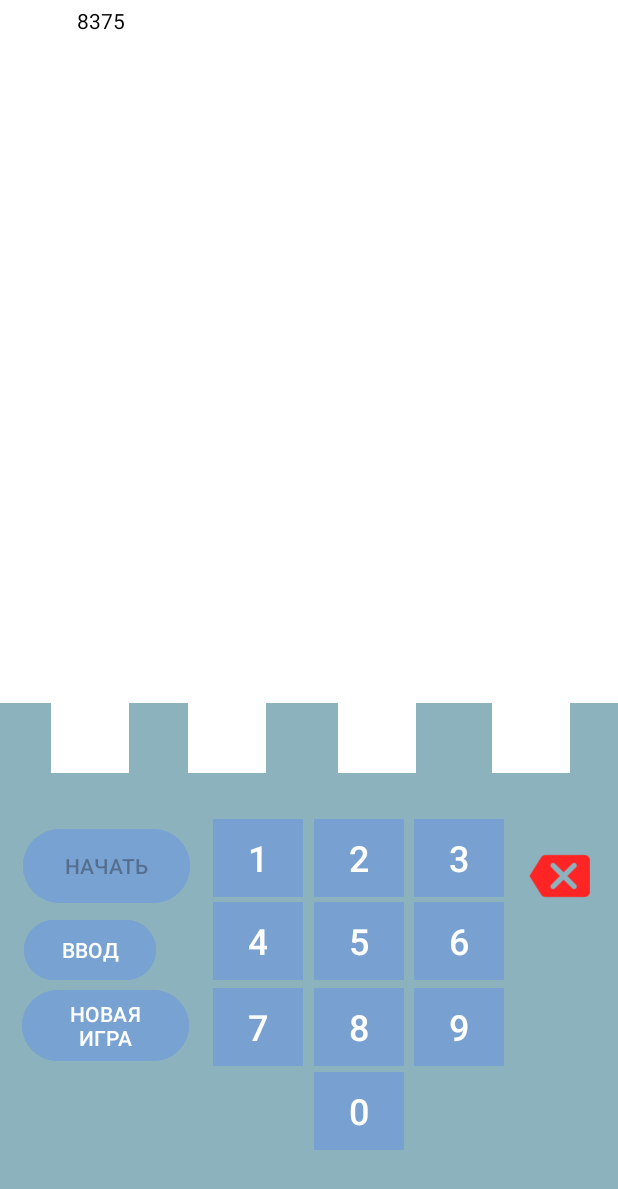
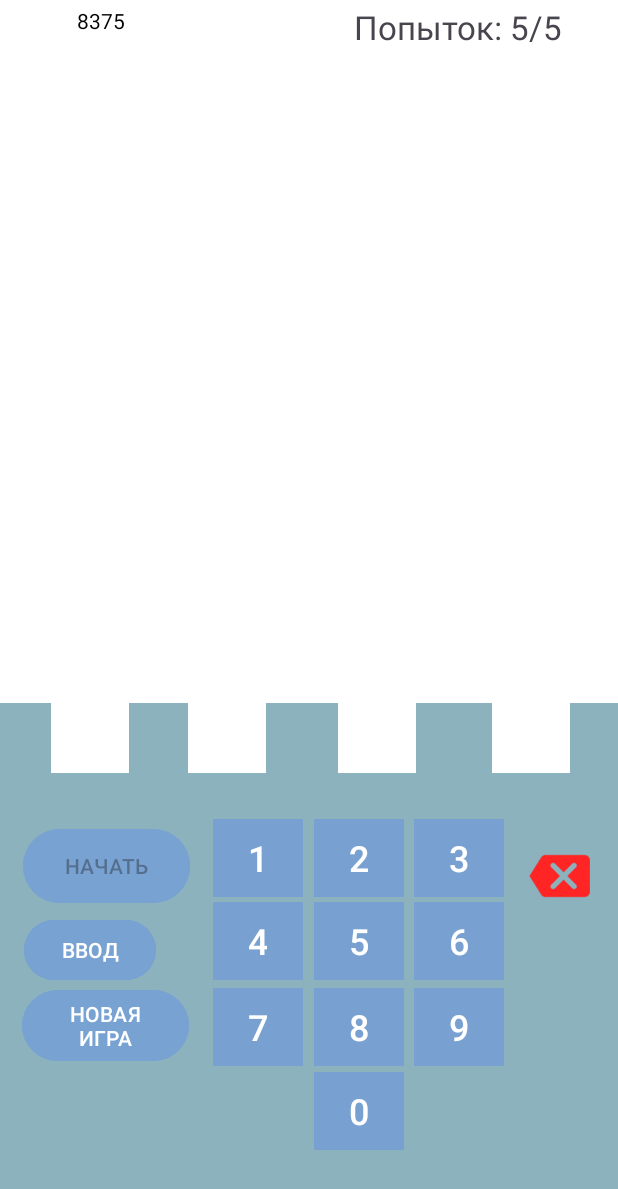
Before and after one commit to pewdiepie11A/androidLR1_AlexKyz, an Android app: the screen it shows after launch (MainActivity), after a tap on "НАЧАТЬ", on a phone screen of 412 x 824 dp. Shown: the top 1189 px of the screen. Run offline under Robolectric (Android 15) with nearby library versions, the light colour scheme and no system bars.

Commit message:
добавлено отображение кол-во попыток

```diff
--- a/Lab12/app/src/main/java/mai/team1/lab1/MainActivity.java
+++ b/Lab12/app/src/main/java/mai/team1/lab1/MainActivity.java
@@ -8,7 +8,6 @@ import android.widget.Button;
 import android.widget.EditText;
 import android.widget.TextView;
 import java.util.Random;
-import android.widget.ImageButton;
 import java.util.ArrayList;
 
 public class MainActivity extends AppCompatActivity {
@@ -19,6 +18,7 @@ public class MainActivity extends AppCompatActivity {
     EditText number3;
     EditText number4;
     TextView text_random;
+    TextView Attempts;
     TextView text_input1;
     TextView text_result1;
     TextView text_result6;
@@ -42,6 +42,7 @@ public class MainActivity extends AppCompatActivity {
     int[] random = new int[4];
     int[] human = new int[4];
     int count=0;
+    int MaxAttempts = 5;
 
 
 
@@ -77,6 +78,7 @@ public class MainActivity extends AppCompatActivity {
         btn_input.setEnabled(false);
 
         text_random = findViewById(R.id.text_random);
+        Attempts = findViewById(R.id.Attempts);
         text_result1 = findViewById(R.id.text_result1);
         text_result6 = findViewById(R.id.text_result6);
         text_input1 = findViewById(R.id.text_input1);
@@ -103,6 +105,7 @@ public class MainActivity extends AppCompatActivity {
                     }
                 }
                 text_random.setText(text_random.getText().toString() + random[0] + random[1] + random[2] + random[3] + "");
+                Attempts.setText("Попыток: " + MaxAttempts + "/" + MaxAttempts);
                 view.setEnabled(false);
                 btn_input.setEnabled(true);
                 btn_random2.setEnabled(true);
@@ -156,19 +159,20 @@ public class MainActivity extends AppCompatActivity {
                     arr[1] = bull;
 
                     count++;
-
+                    Attempts.setText("Попыток: " + (MaxAttempts-count) + "/" + MaxAttempts);
                     if (num1 != num2 && num1 != num3 && num1 != num4 && num2 != num1 && num2 != num3 && num2 != num4 && num3 != num1 && num3 != num2 && num3 != num4 && num4 != num1 && num4 != num2 && num4 != num3 && num1 != 0) {
                         {
                             if (bull == 4) {
                                 text_result6.setText(text_result6.getText().toString() + "Вы отгадали число");
                                 btn_random.setEnabled(false);
                                 btn_input.setEnabled(false);
+                                Attempts.setText("");
                                 text_input1.setText(text_input1.getText().toString() + value1 + value2 + value3 + value4 + "" + "\n");
                                 text_result1.setText(text_result1.getText().toString() + "Коровы: " + arr[0] + "     " + "Быки: " + arr[1] + "\n" );
                             } else {
                                 text_input1.setText(text_input1.getText().toString() + value1 + value2 + value3 + value4  + "" + "\n");
                                 text_result1.setText(text_result1.getText().toString() + "Коровы: " + arr[0] + "     " + "Быки: " + arr[1] + "" + "\n");
-                                if(count==5){  text_result6.setText(text_result6.getText().toString() + "Вы не отгадали число.\nНачните новую игру.");
+                                if(count == MaxAttempts){  text_result6.setText(text_result6.getText().toString() + "Вы не отгадали число.\nНачните новую игру.");
                                     btn_input.setEnabled(false);
                                 }
                             }
@@ -194,6 +198,7 @@ public class MainActivity extends AppCompatActivity {
         number2.setText("");
         number3.setText("");
         number4.setText("");
+        Attempts.setText("");
         count = 0;
         text_input1.setText("");
         text_result1.setText("");
--- a/Lab12/app/src/main/res/layout/activity_main.xml
+++ b/Lab12/app/src/main/res/layout/activity_main.xml
@@ -362,4 +362,16 @@
         app:layout_constraintTop_toTopOf="parent"
         app:layout_constraintVertical_bias="0.436" />
 
+    <TextView
+        android:id="@+id/Attempts"
+        android:layout_width="166dp"
+        android:layout_height="43dp"
+        android:textSize="22sp"
+        app:layout_constraintBottom_toBottomOf="parent"
+        app:layout_constraintEnd_toEndOf="parent"
+        app:layout_constraintHorizontal_bias="0.959"
+        app:layout_constraintStart_toStartOf="parent"
+        app:layout_constraintTop_toTopOf="parent"
+        app:layout_constraintVertical_bias="0.004" />
+
 </androidx.constraintlayout.widget.ConstraintLayout>
```
